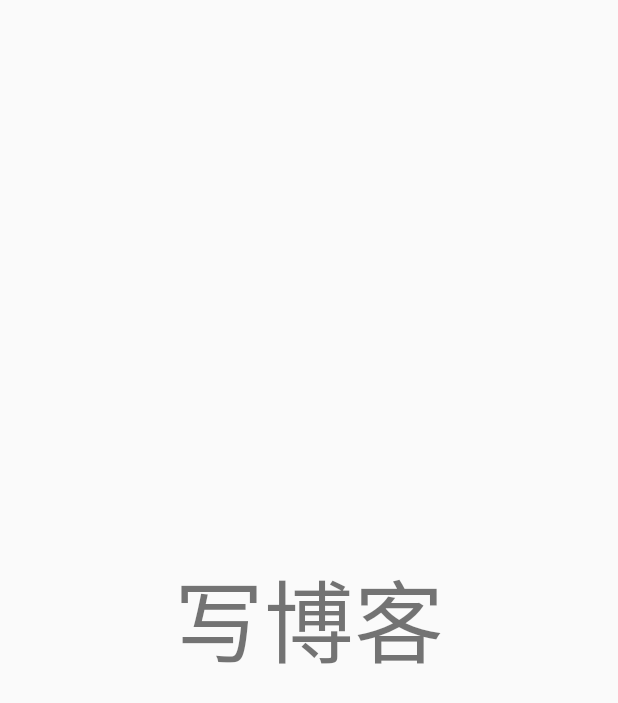
After one commit to BILY5354/OurDiaryGit, an Android app: the WriteActivity screen opened directly, with no data from a screen before it, on a phone screen of 412 x 824 dp. The commit adds this screen. Shown: the top 703 px of the screen. Run offline under Robolectric (Android 15) with nearby library versions, the phone set to English and light mode, and no system bars.

Commit message:
目标清单 1.完成两处rv的点击查看 一个是博客 一个是通讯录 2.完成通讯录的增加操作 3.完成写博客 4.完成markdown显示

```diff
--- a/app/src/main/AndroidManifest.xml
+++ b/app/src/main/AndroidManifest.xml
@@ -23,7 +23,9 @@
         android:supportsRtl="true"
         android:theme="@style/AppTheme"
         android:usesCleartextTraffic="true">
-        <activity android:name=".contact.ContactActivity"></activity>
+        <activity android:name=".photo.PhotoActivity"></activity>
+        <activity android:name=".write.WriteActivity" />
+        <activity android:name=".contact.ContactActivity" />
         <activity
             android:name=".remote.ui.login.LoginActivity"
             android:label="@string/title_activity_login"
--- a/app/src/main/java/com/example/ourdiary/remote/data/LoginDataSource.java
+++ b/app/src/main/java/com/example/ourdiary/remote/data/LoginDataSource.java
@@ -33,7 +33,7 @@ public class LoginDataSource {
             LoggedInUser loggedUser = new LoggedInUser();
             /*Log.d("test", loggedUser.toString());*/
             loginMyBlog(username, password, loggedUser);
-            Thread.sleep(800);//等待2秒与服务器通信
+            Thread.sleep(1000);//等待2秒与服务器通信
             /*Log.d("test", loggedUser.toString());*/
             if (loggedUser.isLogStatue()) {
                 /*Log.d("test", "在if语句中判断登录成功");*/
--- /dev/null
+++ b/app/src/main/java/com/example/ourdiary/write/WriteActivity.java
@@ -0,0 +1,20 @@
+package com.example.ourdiary.write;
+
+import androidx.appcompat.app.AppCompatActivity;
+
+import android.os.Bundle;
+
+import com.example.ourdiary.R;
+
+public class WriteActivity extends AppCompatActivity {
+
+    @Override
+    protected void onCreate(Bundle savedInstanceState) {
+        super.onCreate(savedInstanceState);
+        setContentView(R.layout.activity_write);
+
+        if (getSupportActionBar() != null) {
+            getSupportActionBar().hide();
+        }
+    }
+}
--- a/app/src/main/res/layout/activity_main.xml
+++ b/app/src/main/res/layout/activity_main.xml
@@ -146,7 +146,7 @@
                     android:src="@drawable/ic_write"
                     android:layout_marginLeft="16dp"
                     android:layout_centerVertical="true"
-                    android:id="@+id/IV_main_blog"
+                    android:id="@+id/IV_main_write"
                     android:layout_width="wrap_content"
                     android:layout_height="wrap_content" />
 
@@ -156,7 +156,7 @@
                     android:text="写博客"
                     android:layout_width="wrap_content"
                     android:layout_height="wrap_content"
-                    android:layout_toRightOf="@+id/IV_main_blog"/>
+                    android:layout_toRightOf="@+id/IV_main_write"/>
 
                 <LinearLayout
                     android:orientation="horizontal"
--- /dev/null
+++ b/app/src/main/res/layout/activity_write.xml
@@ -0,0 +1,18 @@
+<?xml version="1.0" encoding="utf-8"?>
+<RelativeLayout xmlns:android="http://schemas.android.com/apk/res/android"
+    xmlns:app="http://schemas.android.com/apk/res-auto"
+    xmlns:tools="http://schemas.android.com/tools"
+    android:layout_width="match_parent"
+    android:layout_height="match_parent"
+    >
+
+    <TextView
+        android:id="@+id/TV_main_photo"
+        android:textSize="60sp"
+        android:layout_centerHorizontal="true"
+        android:layout_centerVertical="true"
+        android:text="写博客"
+        android:layout_width="wrap_content"
+        android:layout_height="wrap_content" />
+
+</RelativeLayout>
```
Also changed, not shown: app/src/main/java/com/example/ourdiary/main/MainActivity.java (+17 -2 lines), app/src/main/java/com/example/ourdiary/photo/PhotoActivity.java (added, +22 -0 lines), app/src/main/res/layout/activity_contact.xml (+7 -2 lines), app/src/main/res/layout/activity_photo.xml (added, +18 -0 lines).
